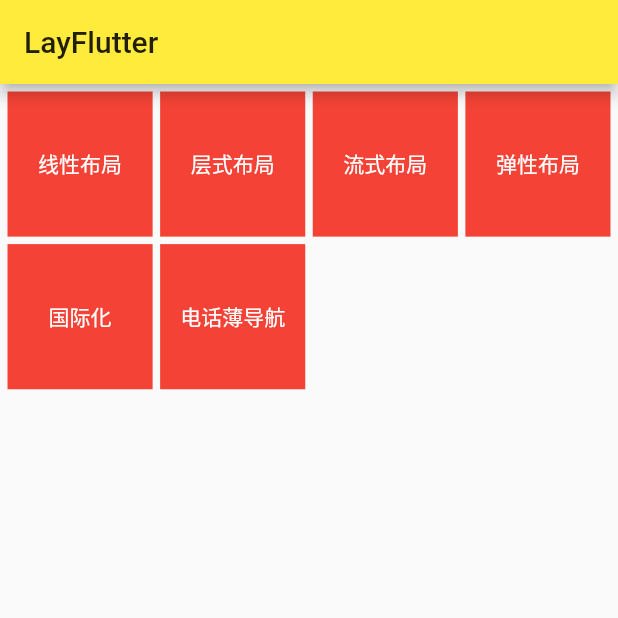
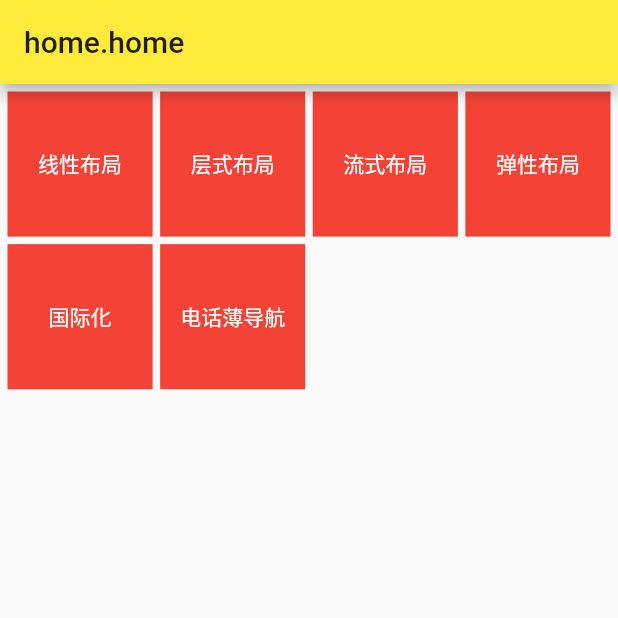
Before and after one commit to 1193950650/flutterSupperPlugs, a Flutter app: the screen it shows after launch, on a phone screen of 412 x 824 dp, the top half of it. Run offline on Flutter 3.47's test engine with Material 2 defaults, Android fonts, the phone set to English and light mode, and no system bars; our stand-ins replace flutter_i18n; statements that could not run were skipped.

Commit message:
国际化优化

```diff
--- a/assets/flutter_i18n/en_US.json
+++ b/assets/flutter_i18n/en_US.json
@@ -1,5 +1,6 @@
 {
   "home": {
+    "home":"home",
     "title": "Flutter internationalization",
     "china": "Simplified Chinese (China)",
     "us": "English(Unite States)",
--- a/assets/flutter_i18n/zh_CN.json
+++ b/assets/flutter_i18n/zh_CN.json
@@ -1,5 +1,6 @@
 {
   "home": {
+    "home":"首页",
     "title": "flutter国际化",
     "china": "简体中文(中国)",
     "us": "English(Unite States)",
--- a/lib/view/18n/interNational.dart
+++ b/lib/view/18n/interNational.dart
@@ -46,6 +46,9 @@ class _InterNation extends State<InterNation>{
                     child: InkWell(
                       onTap: (){
                         FlutterI18n.refresh(context,"zh_CN");
+                        this.setState((){
+                          cont = 1;
+                        });
                       },
                       child: Center(
                       child: Text(FlutterI18n.translate(context, "home.china"),style: TextStyle(color: Colors.black,fontSize: 16,fontWeight: FontWeight.w900),),
@@ -77,6 +80,9 @@ class _InterNation extends State<InterNation>{
                     child: InkWell(
                       onTap: (){
                          FlutterI18n.refresh(context,"en_US");
+                          this.setState((){
+                            cont = 1;
+                          });
                       },
                       child: Center(
                       child: Text(FlutterI18n.translate(context, "home.us"),style: TextStyle(color: Colors.black,fontSize: 16,fontWeight: FontWeight.w900),),
--- a/lib/view/home/home.dart
+++ b/lib/view/home/home.dart
@@ -1,5 +1,6 @@
 import 'package:flutter/material.dart';
 import 'package:flutter/widgets.dart';
+import 'package:flutter_i18n/flutter_i18n.dart';
 
 class Home extends StatefulWidget{
   @override
@@ -15,7 +16,7 @@ class _Home extends State<Home>{
   Widget build(BuildContext context) {
     return Scaffold(
       appBar: AppBar(
-        title: Text('LayFlutter'),
+        title: Text(FlutterI18n.translate(context, "home.home")),
       ),
       body: Container(
         padding: EdgeInsets.all(5),
```
